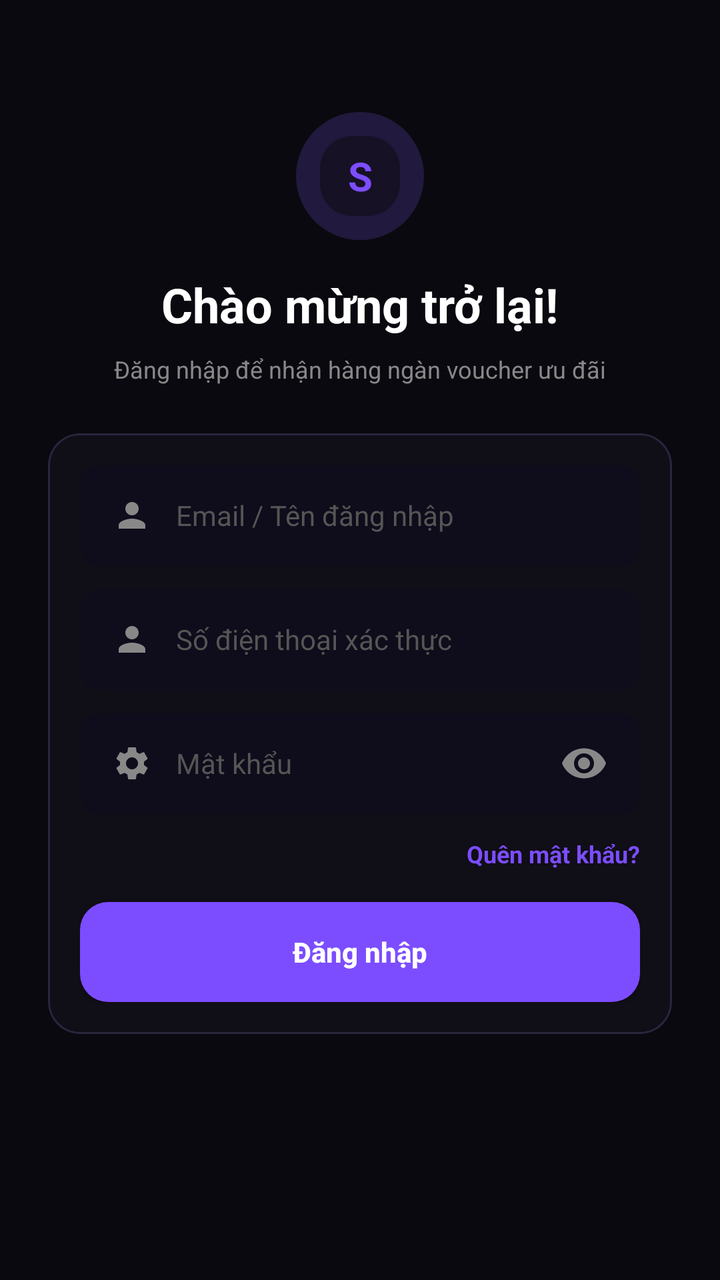
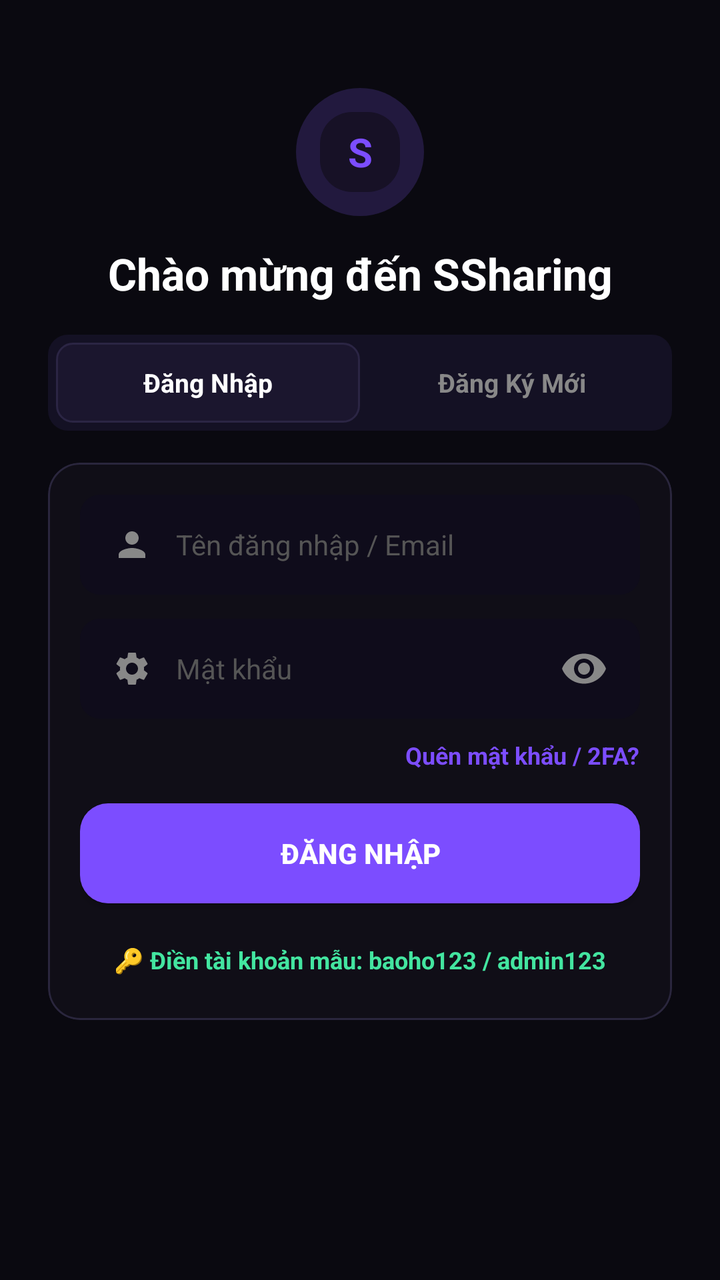

Screens rendered from an Android XML layout before and after an edit, with the pre-edit source and the edit as a unified diff.
<!-- AndroidManifest.xml: application theme Theme.SSharing -->
<!-- res/layout/activity_login_ui.xml -->
<?xml version="1.0" encoding="utf-8"?>
<androidx.constraintlayout.widget.ConstraintLayout
    xmlns:android="http://schemas.android.com/apk/res/android"
    xmlns:app="http://schemas.android.com/apk/res-auto"
    android:layout_width="match_parent"
    android:layout_height="match_parent"
    android:background="#0A0910">

    <ScrollView
        android:layout_width="match_parent"
        android:layout_height="match_parent"
        android:fillViewport="true">

        <androidx.constraintlayout.widget.ConstraintLayout
            android:layout_width="match_parent"
            android:layout_height="wrap_content"
            android:padding="24dp">

            <FrameLayout
                android:id="@+id/logoContainer"
                android:layout_width="64dp"
                android:layout_height="64dp"
                android:layout_marginTop="32dp"
                app:layout_constraintEnd_toEndOf="parent"
                app:layout_constraintStart_toStartOf="parent"
                app:layout_constraintTop_toTopOf="parent">

                <View
                    android:layout_width="match_parent"
                    android:layout_height="match_parent"
                    android:alpha="0.2"
                    android:background="@drawable/bg_circle_purple" />

                <TextView
                    android:layout_width="40dp"
                    android:layout_height="40dp"
                    android:layout_gravity="center"
                    android:background="@drawable/bg_rounded_card"
                    android:backgroundTint="#171126"
                    android:gravity="center"
                    android:text="S"
                    android:textColor="#7C4DFF"
                    android:textSize="20sp"
                    android:textStyle="bold" />
            </FrameLayout>

            <TextView
                android:id="@+id/tvWelcome"
                android:layout_width="wrap_content"
                android:layout_height="wrap_content"
                android:layout_marginTop="16dp"
                android:text="Chào mừng trở lại!"
                android:textColor="#FFFFFF"
                android:textSize="24sp"
                android:textStyle="bold"
                app:layout_constraintEnd_toEndOf="parent"
                app:layout_constraintStart_toStartOf="parent"
                app:layout_constraintTop_toBottomOf="@id/logoContainer" />

            <TextView
                android:id="@+id/tvSubtitle"
                android:layout_width="wrap_content"
                android:layout_height="wrap_content"
                android:layout_marginTop="8dp"
                android:text="Đăng nhập để nhận hàng ngàn voucher ưu đãi"
                android:textColor="#888888"
                android:textSize="12sp"
                app:layout_constraintEnd_toEndOf="parent"
                app:layout_constraintStart_toStartOf="parent"
                app:layout_constraintTop_toBottomOf="@id/tvWelcome" />

            <com.google.android.material.card.MaterialCardView
                android:id="@+id/cardForm"
                android:layout_width="match_parent"
                android:layout_height="wrap_content"
                android:layout_marginTop="24dp"
                app:cardBackgroundColor="#100E17"
                app:cardCornerRadius="16dp"
                app:cardElevation="0dp"
                app:strokeColor="#2A263D"
                app:strokeWidth="1dp"
                app:layout_constraintTop_toBottomOf="@id/tvSubtitle">

                <LinearLayout
                    android:layout_width="match_parent"
                    android:layout_height="wrap_content"
                    android:orientation="vertical"
                    android:padding="16dp">

                    <LinearLayout
                        android:layout_width="match_parent"
                        android:layout_height="50dp"
                        android:background="@drawable/bg_input_field"
                        android:gravity="center_vertical"
                        android:orientation="horizontal"
                        android:paddingHorizontal="16dp">

                        <ImageView
                            android:layout_width="20dp"
                            android:layout_height="20dp"
                            android:contentDescription="User"
                            android:src="@drawable/ic_user"
                            app:tint="#888888" />

                        <EditText
                            android:id="@+id/etEmail"
                            android:layout_width="match_parent"
                            android:layout_height="match_parent"
                            android:layout_marginStart="12dp"
                            android:background="@null"
                            android:hint="Email / Tên đăng nhập"
                            android:inputType="textEmailAddress"
                            android:textColor="#FFFFFF"
                            android:textColorHint="#555555"
                            android:textSize="14sp" />
                    </LinearLayout>

                    <View android:layout_width="match_parent" android:layout_height="12dp" />

                    
                    <LinearLayout
                        android:layout_width="match_parent"
                        android:layout_height="50dp"
                        android:background="@drawable/bg_input_field"
                        android:gravity="center_vertical"
                        android:orientation="horizontal"
                        android:paddingHorizontal="16dp">

                        <ImageView
                            android:layout_width="20dp"
                            android:layout_height="20dp"
                            android:contentDescription="Phone"
                            android:src="@drawable/ic_user"
                            app:tint="#888888" />

                        <EditText
                            android:id="@+id/etPhone"
                            android:layout_width="match_parent"
                            android:layout_height="match_parent"
                            android:layout_marginStart="12dp"
                            android:background="@null"
                            android:hint="Số điện thoại xác thực"
                            android:inputType="phone"
                            android:textColor="#FFFFFF"
                            android:textColorHint="#555555"
                            android:textSize="14sp" />
                    </LinearLayout>

                    <View android:layout_width="match_parent" android:layout_height="12dp" />

                    <LinearLayout
                        android:layout_width="match_parent"
                        android:layout_height="50dp"
                        android:background="@drawable/bg_input_field"
                        android:gravity="center_vertical"
                        android:orientation="horizontal"
                        android:paddingHorizontal="16dp">

                        <ImageView
                            android:layout_width="20dp"
                            android:layout_height="20dp"
                            android:contentDescription="Password"
                            android:src="@drawable/ic_settings"
                            app:tint="#888888" />

                        <EditText
                            android:id="@+id/etPassword"
                            android:layout_width="0dp"
                            android:layout_height="match_parent"
                            android:layout_marginStart="12dp"
                            android:layout_weight="1"
                            android:background="@null"
                            android:hint="Mật khẩu"
                            android:inputType="textPassword"
                            android:textColor="#FFFFFF"
                            android:textColorHint="#555555"
                            android:textSize="14sp" />

                        <ImageView
                            android:id="@+id/btnTogglePassword"
                            android:layout_width="24dp"
                            android:layout_height="24dp"
                            android:contentDescription="Toggle Password"
                            android:src="@drawable/ic_eye"
                            app:tint="#888888" />
                    </LinearLayout>

                    <TextView
                        android:id="@+id/tvForgotPassword"
                        android:layout_width="wrap_content"
                        android:layout_height="wrap_content"
                        android:layout_gravity="end"
                        android:layout_marginTop="12dp"
                        android:text="Quên mật khẩu?"
                        android:textColor="#7C4DFF"
                        android:textSize="12sp"
                        android:textStyle="bold" />

                    <androidx.appcompat.widget.AppCompatButton
                        android:id="@+id/btnLogin"
                        android:layout_width="match_parent"
                        android:layout_height="50dp"
                        android:layout_marginTop="16dp"
                        android:background="@drawable/bg_btn_purple"
                        android:text="Đăng nhập"
                        android:textAllCaps="false"
                        android:textColor="#FFFFFF"
                        android:textSize="14sp"
                        android:textStyle="bold" />
                </LinearLayout>
            </com.google.android.material.card.MaterialCardView>

        </androidx.constraintlayout.widget.ConstraintLayout>
    </ScrollView>
</androidx.constraintlayout.widget.ConstraintLayout>
<!-- resources referenced by this layout -->
<resources>
  <!-- drawable bg_btn_purple (drawable) -->
  <?xml version="1.0" encoding="utf-8"?>
  <shape xmlns:android="http://schemas.android.com/apk/res/android">
      <solid android:color="#7C4DFF" />
      <corners android:radius="14dp" />
  </shape>
  <!-- drawable bg_circle_purple (drawable) -->
  <shape xmlns:android="http://schemas.android.com/apk/res/android" android:shape="oval">
      <solid android:color="#815BF5" />
  </shape>
  <!-- drawable bg_input_field (drawable) -->
  <?xml version="1.0" encoding="utf-8"?>
  <shape xmlns:android="http://schemas.android.com/apk/res/android">
      <solid android:color="#0F0C1B" />
      <corners android:radius="10dp" />
  </shape>
  <!-- drawable bg_rounded_card (drawable) -->
  <?xml version="1.0" encoding="utf-8"?>
  <shape xmlns:android="http://schemas.android.com/apk/res/android">
      <solid android:color="@color/bg_card" />
      <corners android:radius="16dp" />
  </shape>
  <!-- drawable ic_eye (drawable) -->
  <?xml version="1.0" encoding="utf-8"?>
  <vector xmlns:android="http://schemas.android.com/apk/res/android"
      android:width="24dp" android:height="24dp" android:viewportWidth="24" android:viewportHeight="24">
      <path android:fillColor="#FFFFFFFF" android:pathData="M12,4.5C7,4.5 2.73,7.61 1,12c1.73,4.39 6,7.5 11,7.5s9.27,-3.11 11,-7.5c-1.73,-4.39 -6,-7.5 -11,-7.5zm0,12.5c-2.76,0 -5,-2.24 -5,-5s2.24,-5 5,-5 5,2.24 5,5 -2.24,5 -5,5zm0,-8c-1.66,0 -3,1.34 -3,3s1.34,3 3,3 3,-1.34 3,-3 -1.34,-3 -3,-3z"/>
  </vector>
  <!-- drawable ic_settings (drawable) -->
  <vector xmlns:android="http://schemas.android.com/apk/res/android" android:height="24dp" android:tint="#FFFFFF" android:viewportHeight="24" android:viewportWidth="24" android:width="24dp">
        
      <path android:fillColor="@android:color/white" android:pathData="M19.14,12.94c0.04,-0.3 0.06,-0.61 0.06,-0.94c0,-0.32 -0.02,-0.64 -0.07,-0.94l2.03,-1.58c0.18,-0.14 0.23,-0.41 0.12,-0.61l-1.92,-3.32c-0.12,-0.22 -0.37,-0.29 -0.59,-0.22l-2.39,0.96c-0.5,-0.38 -1.03,-0.7 -1.62,-0.94L14.4,2.81c-0.04,-0.24 -0.24,-0.41 -0.48,-0.41h-3.84c-0.24,0 -0.43,0.17 -0.47,0.41L9.25,5.35C8.66,5.59 8.12,5.92 7.63,6.29L5.24,5.33c-0.22,-0.08 -0.47,0 -0.59,0.22L2.74,8.87C2.62,9.08 2.66,9.34 2.86,9.48l2.03,1.58C4.84,11.36 4.8,11.69 4.8,12s0.02,0.64 0.07,0.94l-2.03,1.58c-0.18,0.14 -0.23,0.41 -0.12,0.61l1.92,3.32c0.12,0.22 0.37,0.29 0.59,0.22l2.39,-0.96c0.5,0.38 1.03,0.7 1.62,0.94l0.36,2.54c0.05,0.24 0.24,0.41 0.48,0.41h3.84c0.24,0 0.44,-0.17 0.47,-0.41l0.36,-2.54c0.59,-0.24 1.13,-0.56 1.62,-0.94l2.39,0.96c0.22,0.08 0.47,0 0.59,-0.22l1.92,-3.32c0.12,-0.22 0.07,-0.47 -0.12,-0.61L19.14,12.94zM12,15.6c-1.98,0 -3.6,-1.62 -3.6,-3.6s1.62,-3.6 3.6,-3.6s3.6,1.62 3.6,3.6S13.98,15.6 12,15.6z"/>
      
  </vector>
  <!-- drawable ic_user (drawable) -->
  <vector xmlns:android="http://schemas.android.com/apk/res/android"
      android:width="24dp"
      android:height="24dp"
      android:viewportWidth="24"
      android:viewportHeight="24">
      <path
          android:fillColor="#FFFFFFFF"
          android:pathData="M12,12c2.21,0 4,-1.79 4,-4s-1.79,-4 -4,-4 -4,1.79 -4,4 1.79,4 4,4zm0,2c-2.67,0 -8,1.34 -8,4v2h16v-2c0,-2.66 -5.33,-4 -8,-4z"/>
  </vector>
  <style name="Theme.SSharing" parent="Base.Theme.SSharing" />
  <color name="bg_card">#161528</color>
  <style name="Base.Theme.SSharing" parent="Theme.Material3.DayNight.NoActionBar">
          
          
      </style>
</resources>

<!-- the commit's change to res/layout/activity_login_ui.xml (unified diff, before → after) -->
@@ -16,11 +16,12 @@
             android:layout_height="wrap_content"
             android:padding="24dp">
 
+            
             <FrameLayout
                 android:id="@+id/logoContainer"
                 android:layout_width="64dp"
                 android:layout_height="64dp"
-                android:layout_marginTop="32dp"
+                android:layout_marginTop="20dp"
                 app:layout_constraintEnd_toEndOf="parent"
                 app:layout_constraintStart_toStartOf="parent"
                 app:layout_constraintTop_toTopOf="parent">
@@ -48,38 +49,61 @@
                 android:id="@+id/tvWelcome"
                 android:layout_width="wrap_content"
                 android:layout_height="wrap_content"
-                android:layout_marginTop="16dp"
-                android:text="Chào mừng trở lại!"
+                android:layout_marginTop="14dp"
+                android:text="Chào mừng đến SSharing"
                 android:textColor="#FFFFFF"
-                android:textSize="24sp"
+                android:textSize="22sp"
                 android:textStyle="bold"
                 app:layout_constraintEnd_toEndOf="parent"
                 app:layout_constraintStart_toStartOf="parent"
                 app:layout_constraintTop_toBottomOf="@id/logoContainer" />
 
-            <TextView
-                android:id="@+id/tvSubtitle"
-                android:layout_width="wrap_content"
-                android:layout_height="wrap_content"
-                android:layout_marginTop="8dp"
-                android:text="Đăng nhập để nhận hàng ngàn voucher ưu đãi"
-                android:textColor="#888888"
-                android:textSize="12sp"
-                app:layout_constraintEnd_toEndOf="parent"
-                app:layout_constraintStart_toStartOf="parent"
-                app:layout_constraintTop_toBottomOf="@id/tvWelcome" />
+            
+            <LinearLayout
+                android:id="@+id/layoutAuthTabs"
+                android:layout_width="match_parent"
+                android:layout_height="48dp"
+                android:layout_marginTop="16dp"
+                android:background="@drawable/bg_tab_container"
+                android:orientation="horizontal"
+                android:padding="4dp"
+                app:layout_constraintTop_toBottomOf="@id/tvWelcome">
+
+                <TextView
+                    android:id="@+id/btnTabLogin"
+                    android:layout_width="0dp"
+                    android:layout_height="match_parent"
+                    android:layout_weight="1"
+                    android:background="@drawable/bg_tab_active"
+                    android:gravity="center"
+                    android:text="Đăng Nhập"
+                    android:textColor="#FFFFFF"
+                    android:textSize="13sp"
+                    android:textStyle="bold" />
+
+                <TextView
+                    android:id="@+id/btnTabRegister"
+                    android:layout_width="0dp"
+                    android:layout_height="match_parent"
+                    android:layout_weight="1"
+                    android:gravity="center"
+                    android:text="Đăng Ký Mới"
+                    android:textColor="#888888"
+                    android:textSize="13sp"
+                    android:textStyle="bold" />
+            </LinearLayout>
 
             <com.google.android.material.card.MaterialCardView
                 android:id="@+id/cardForm"
                 android:layout_width="match_parent"
                 android:layout_height="wrap_content"
-                android:layout_marginTop="24dp"
+                android:layout_marginTop="16dp"
                 app:cardBackgroundColor="#100E17"
                 app:cardCornerRadius="16dp"
                 app:cardElevation="0dp"
                 app:strokeColor="#2A263D"
                 app:strokeWidth="1dp"
-                app:layout_constraintTop_toBottomOf="@id/tvSubtitle">
+                app:layout_constraintTop_toBottomOf="@id/layoutAuthTabs">
 
                 <LinearLayout
                     android:layout_width="match_parent"
@@ -87,9 +111,44 @@
                     android:orientation="vertical"
                     android:padding="16dp">
 
+                    
                     <LinearLayout
-                        android:layout_width="match_parent"
-                        android:layout_height="50dp"
+                        android:id="@+id/layoutFullNameField"
+                        android:layout_width="match_parent"
+                        android:layout_height="50dp"
+                        android:layout_marginBottom="12dp"
+                        android:background="@drawable/bg_input_field"
+                        android:gravity="center_vertical"
+                        android:orientation="horizontal"
+                        android:paddingHorizontal="16dp"
+                        android:visibility="gone">
+
+                        <ImageView
+                            android:layout_width="20dp"
+                            android:layout_height="20dp"
+                            android:contentDescription="User"
+                            android:src="@drawable/ic_user"
+                            app:tint="#888888" />
+
+                        <EditText
+                            android:id="@+id/etFullName"
+                            android:layout_width="match_parent"
+                            android:layout_height="match_parent"
+                            android:layout_marginStart="12dp"
+                            android:background="@null"
+                            android:hint="Họ và tên của bạn"
+                            android:importantForAutofill="no"
+                            android:inputType="textPersonName"
+                            android:textColor="#FFFFFF"
+                            android:textColorHint="#555555"
+                            android:textSize="14sp" />
+                    </LinearLayout>
+
+                    
+                    <LinearLayout
+                        android:layout_width="match_parent"
+                        android:layout_height="50dp"
+                        android:layout_marginBottom="12dp"
                         android:background="@drawable/bg_input_field"
                         android:gravity="center_vertical"
                         android:orientation="horizontal"
@@ -108,23 +167,25 @@
                             android:layout_height="match_parent"
                             android:layout_marginStart="12dp"
                             android:background="@null"
-                            android:hint="Email / Tên đăng nhập"
-                            android:inputType="textEmailAddress"
+                            android:hint="Tên đăng nhập / Email"
+                            android:importantForAutofill="no"
+                            android:inputType="text"
                             android:textColor="#FFFFFF"
                             android:textColorHint="#555555"
                             android:textSize="14sp" />
                     </LinearLayout>
 
-                    <View android:layout_width="match_parent" android:layout_height="12dp" />
-
                     
                     <LinearLayout
-                        android:layout_width="match_parent"
-                        android:layout_height="50dp"
+                        android:id="@+id/layoutPhoneField"
+                        android:layout_width="match_parent"
+                        android:layout_height="50dp"
+                        android:layout_marginBottom="12dp"
                         android:background="@drawable/bg_input_field"
                         android:gravity="center_vertical"
                         android:orientation="horizontal"
-                        android:paddingHorizontal="16dp">
+                        android:paddingHorizontal="16dp"
+                        android:visibility="gone">
 
                         <ImageView
                             android:layout_width="20dp"
@@ -140,14 +201,14 @@
                             android:layout_marginStart="12dp"
                             android:background="@null"
                             android:hint="Số điện thoại xác thực"
+                            android:importantForAutofill="no"
                             android:inputType="phone"
                             android:textColor="#FFFFFF"
                             android:textColorHint="#555555"
                             android:textSize="14sp" />
                     </LinearLayout>
 
-                    <View android:layout_width="match_parent" android:layout_height="12dp" />
-
+                    
                     <LinearLayout
                         android:layout_width="match_parent"
                         android:layout_height="50dp"
@@ -171,6 +232,7 @@
                             android:layout_weight="1"
                             android:background="@null"
                             android:hint="Mật khẩu"
+                            android:importantForAutofill="no"
                             android:inputType="textPassword"
                             android:textColor="#FFFFFF"
                             android:textColorHint="#555555"
@@ -190,23 +252,51 @@
                         android:layout_width="wrap_content"
                         android:layout_height="wrap_content"
                         android:layout_gravity="end"
-                        android:layout_marginTop="12dp"
-                        android:text="Quên mật khẩu?"
+                        android:layout_marginTop="10dp"
+                        android:text="Quên mật khẩu / 2FA?"
                         android:textColor="#7C4DFF"
                         android:textSize="12sp"
                         android:textStyle="bold" />
 
+                    
                     <androidx.appcompat.widget.AppCompatButton
                         android:id="@+id/btnLogin"
                         android:layout_width="match_parent"
                         android:layout_height="50dp"
                         android:layout_marginTop="16dp"
                         android:background="@drawable/bg_btn_purple"
-                        android:text="Đăng nhập"
+                        android:text="ĐĂNG NHẬP"
                         android:textAllCaps="false"
                         android:textColor="#FFFFFF"
                         android:textSize="14sp"
                         android:textStyle="bold" />
+
+                    
+                    <androidx.appcompat.widget.AppCompatButton
+                        android:id="@+id/btnRegisterSubmit"
+                        android:layout_width="match_parent"
+                        android:layout_height="50dp"
+                        android:layout_marginTop="16dp"
+                        android:background="@drawable/bg_btn_purple"
+                        android:text="TẠO TÀI KHOẢN MỚI"
+                        android:textAllCaps="false"
+                        android:textColor="#FFFFFF"
+                        android:textSize="14sp"
+                        android:textStyle="bold"
+                        android:visibility="gone" />
+
+                    
+                    <TextView
+                        android:id="@+id/btnQuickFillAdmin"
+                        android:layout_width="wrap_content"
+                        android:layout_height="wrap_content"
+                        android:layout_gravity="center"
+                        android:layout_marginTop="14dp"
+                        android:padding="6dp"
+                        android:text="🔑 Điền tài khoản mẫu: baoho123 / admin123"
+                        android:textColor="#43E5A0"
+                        android:textSize="12sp"
+                        android:textStyle="bold" />
                 </LinearLayout>
             </com.google.android.material.card.MaterialCardView>
 
<!-- resource entries referenced after the edit -->
@@ -21,6 +21,17 @@
   <shape xmlns:android="http://schemas.android.com/apk/res/android">
       <solid android:color="@color/bg_card" />
       <corners android:radius="16dp" />
+  </shape>
+  <!-- drawable bg_tab_active (drawable) -->
+  <shape xmlns:android="http://schemas.android.com/apk/res/android">
+      <solid android:color="#1B162E" />
+      <corners android:radius="8dp" />
+      <stroke android:width="1dp" android:color="#2B2544" />
+  </shape>
+  <!-- drawable bg_tab_container (drawable) -->
+  <shape xmlns:android="http://schemas.android.com/apk/res/android">
+      <solid android:color="#141124" />
+      <corners android:radius="10dp" />
   </shape>
   <!-- drawable ic_eye (drawable) -->
   <?xml version="1.0" encoding="utf-8"?>
